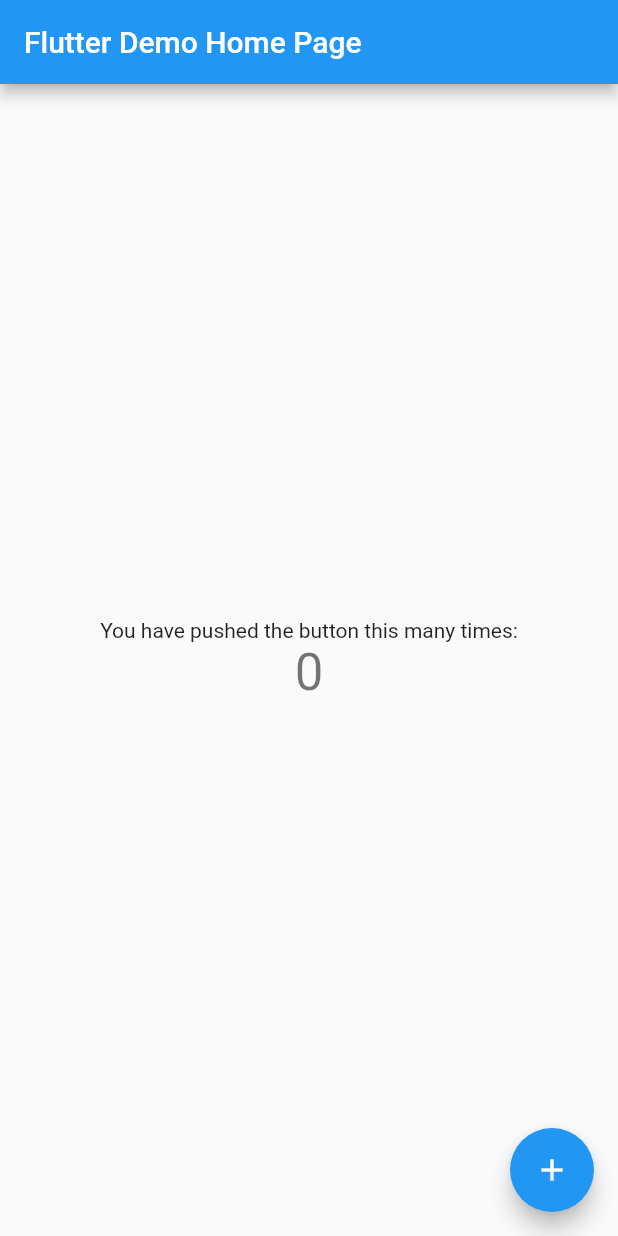
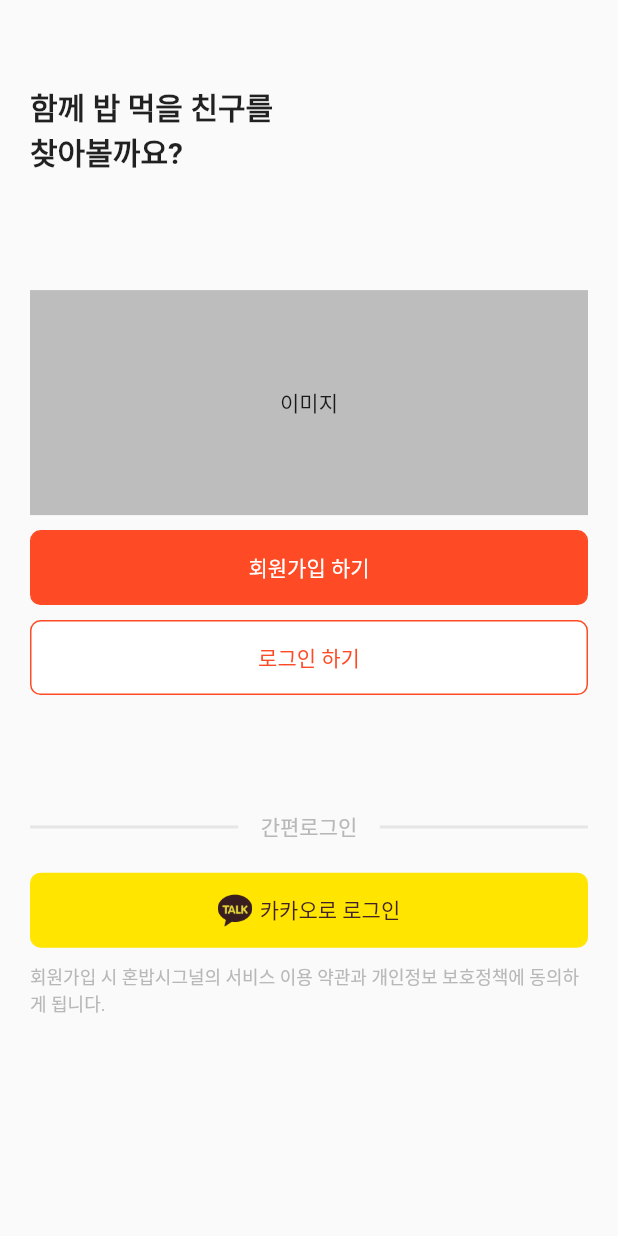
Before and after one commit to MadMax-Team/honbap_signal_flutter, a Flutter app: the screen it shows after launch, on a phone screen of 412 x 824 dp. Run offline on Flutter 3.47's test engine with Material 2 defaults, Android fonts, the phone set to English and light mode, and no system bars.

Commit message:
implement login screen

```diff
--- /dev/null
+++ b/lib/Colors/create_material_color.dart
@@ -0,0 +1,21 @@
+import 'package:flutter/material.dart';
+
+MaterialColor createMaterialColor(Color color) {
+  List strengths = <double>[.05];
+  final swatch = <int, Color>{};
+  final int r = color.red, g = color.green, b = color.blue;
+
+  for (int i = 1; i < 10; i++) {
+    strengths.add(0.1 * i);
+  }
+  for (var strength in strengths) {
+    final double ds = 0.5 - strength;
+    swatch[(strength * 1000).round()] = Color.fromRGBO(
+      r + ((ds < 0 ? r : (255 - r)) * ds).round(),
+      g + ((ds < 0 ? g : (255 - g)) * ds).round(),
+      b + ((ds < 0 ? b : (255 - b)) * ds).round(),
+      1,
+    );
+  }
+  return MaterialColor(color.value, swatch);
+}
--- a/lib/main.dart
+++ b/lib/main.dart
@@ -1,4 +1,6 @@
 import 'package:flutter/material.dart';
+import 'package:honbap_signal_flutter/Colors/create_material_color.dart';
+import 'package:honbap_signal_flutter/screens/login_screen.dart';
 
 void main() {
   runApp(const MyApp());
@@ -11,7 +13,7 @@
   @override
   Widget build(BuildContext context) {
     return MaterialApp(
-      title: 'Flutter Demo',
+      title: '혼밥시그널',
       theme: ThemeData(
         // This is the theme of your application.
         //
@@ -22,94 +24,9 @@
         // or simply save your changes to "hot reload" in a Flutter IDE).
         // Notice that the counter didn't reset back to zero; the application
         // is not restarted.
-        primarySwatch: Colors.blue,
+        primarySwatch: createMaterialColor(const Color(0xffff4b25)),
       ),
-      home: const MyHomePage(title: 'Flutter Demo Home Page'),
+      home: const LoginScreen(),
     );
   }
 }
-
-class MyHomePage extends StatefulWidget {
-  const MyHomePage({super.key, required this.title});
-
-  // This widget is the home page of your application. It is stateful, meaning
-  // that it has a State object (defined below) that contains fields that affect
-  // how it looks.
-
-  // This class is the configuration for the state. It holds the values (in this
-  // case the title) provided by the parent (in this case the App widget) and
-  // used by the build method of the State. Fields in a Widget subclass are
-  // always marked "final".
-
-  final String title;
-
-  @override
-  State<MyHomePage> createState() => _MyHomePageState();
-}
-
-class _MyHomePageState extends State<MyHomePage> {
-  int _counter = 0;
-
-  void _incrementCounter() {
-    setState(() {
-      // This call to setState tells the Flutter framework that something has
-      // changed in this State, which causes it to rerun the build method below
-      // so that the display can reflect the updated values. If we changed
-      // _counter without calling setState(), then the build method would not be
-      // called again, and so nothing would appear to happen.
-      _counter++;
-    });
-  }
-
-  @override
-  Widget build(BuildContext context) {
-    // This method is rerun every time setState is called, for instance as done
-    // by the _incrementCounter method above.
-    //
-    // The Flutter framework has been optimized to make rerunning build methods
-    // fast, so that you can just rebuild anything that needs updating rather
-    // than having to individually change instances of widgets.
-    return Scaffold(
-      appBar: AppBar(
-        // Here we take the value from the MyHomePage object that was created by
-        // the App.build method, and use it to set our appbar title.
-        title: Text(widget.title),
-      ),
-      body: Center(
-        // Center is a layout widget. It takes a single child and positions it
-        // in the middle of the parent.
-        child: Column(
-          // Column is also a layout widget. It takes a list of children and
-          // arranges them vertically. By default, it sizes itself to fit its
-          // children horizontally, and tries to be as tall as its parent.
-          //
-          // Invoke "debug painting" (press "p" in the console, choose the
-          // "Toggle Debug Paint" action from the Flutter Inspector in Android
-          // Studio, or the "Toggle Debug Paint" command in Visual Studio Code)
-          // to see the wireframe for each widget.
-          //
-          // Column has various properties to control how it sizes itself and
-          // how it positions its children. Here we use mainAxisAlignment to
-          // center the children vertically; the main axis here is the vertical
-          // axis because Columns are vertical (the cross axis would be
-          // horizontal).
-          mainAxisAlignment: MainAxisAlignment.center,
-          children: <Widget>[
-            const Text(
-              'You have pushed the button this many times:',
-            ),
-            Text(
-              '$_counter',
-              style: Theme.of(context).textTheme.headline4,
-            ),
-          ],
-        ),
-      ),
-      floatingActionButton: FloatingActionButton(
-        onPressed: _incrementCounter,
-        tooltip: 'Increment',
-        child: const Icon(Icons.add),
-      ), // This trailing comma makes auto-formatting nicer for build methods.
-    );
-  }
-}
--- /dev/null
+++ b/lib/screens/login_screen.dart
@@ -0,0 +1,128 @@
+import 'package:flutter/material.dart';
+import 'package:honbap_signal_flutter/widgets/login_screen/login_button_widget.dart';
+
+class LoginScreen extends StatelessWidget {
+  const LoginScreen({super.key});
+
+  @override
+  Widget build(BuildContext context) {
+    return Scaffold(
+      appBar: AppBar(
+        elevation: 0,
+        backgroundColor: Colors.transparent,
+      ),
+      body: Padding(
+        padding: const EdgeInsets.symmetric(horizontal: 20),
+        child: Column(
+          crossAxisAlignment: CrossAxisAlignment.start,
+          children: [
+            const Text(
+              "함께 밥 먹을 친구를",
+              style: TextStyle(
+                fontWeight: FontWeight.w700,
+                fontSize: 20,
+              ),
+            ),
+            const Text(
+              "찾아볼까요?",
+              style: TextStyle(
+                fontWeight: FontWeight.w700,
+                fontSize: 20,
+              ),
+            ),
+            Flexible(
+              flex: 3,
+              child: Column(
+                mainAxisAlignment: MainAxisAlignment.center,
+                children: [
+                  Container(
+                    color: Colors.grey.shade400,
+                    height: 150,
+                    child: const Center(
+                      child: Text('이미지'),
+                    ),
+                  ),
+                  const SizedBox(
+                    height: 10,
+                  ),
+                  LoginBtnWidget(
+                    title: "회원가입 하기",
+                    bgColor: Theme.of(context).primaryColor,
+                    borderColor: Theme.of(context).primaryColor,
+                    textColor: Colors.white,
+                  ),
+                  const SizedBox(
+                    height: 10,
+                  ),
+                  LoginBtnWidget(
+                    title: "로그인 하기",
+                    bgColor: Colors.white,
+                    borderColor: Theme.of(context).primaryColor,
+                    textColor: Theme.of(context).primaryColor,
+                  ),
+                ],
+              ),
+            ),
+            Flexible(
+              flex: 2,
+              child: Column(
+                children: [
+                  Row(
+                    children: [
+                      Flexible(
+                        child: Container(
+                          height: 2,
+                          color: const Color(0xffe6e6e6),
+                        ),
+                      ),
+                      const Padding(
+                        padding: EdgeInsets.symmetric(horizontal: 15),
+                        child: Text(
+                          '간편로그인',
+                          style: TextStyle(
+                            color: Color(0xFFB8B8B8),
+                            fontSize: 14,
+                          ),
+                        ),
+                      ),
+                      Flexible(
+                        child: Container(
+                          height: 2,
+                          color: const Color(0xffe6e6e6),
+                        ),
+                      ),
+                    ],
+                  ),
+                  const SizedBox(
+                    height: 20,
+                  ),
+                  LoginBtnWidget(
+                    title: "카카오로 로그인",
+                    bgColor: const Color(0xffffe500),
+                    borderColor: const Color(0xffffe500),
+                    textColor: const Color(0xff402326),
+                    icon: Image.asset(
+                      'assets/images/kakaotalk_logo.png',
+                      width: 23,
+                      height: 23,
+                    ),
+                  ),
+                  const SizedBox(
+                    height: 10,
+                  ),
+                  const Text(
+                    '회원가입 시 혼밥시그널의 서비스 이용 약관과 개인정보 보호정책에 동의하게 됩니다.',
+                    style: TextStyle(
+                      color: Color(0xFFB8B8B8),
+                      fontSize: 12,
+                    ),
+                  )
+                ],
+              ),
+            ),
+          ],
+        ),
+      ),
+    );
+  }
+}
--- /dev/null
+++ b/lib/widgets/login_screen/login_button_widget.dart
@@ -0,0 +1,53 @@
+import 'package:flutter/material.dart';
+
+class LoginBtnWidget extends StatelessWidget {
+  const LoginBtnWidget({
+    Key? key,
+    required this.title,
+    required this.bgColor,
+    required this.borderColor,
+    required this.textColor,
+    this.icon,
+  }) : super(key: key);
+
+  final String title;
+  final Color bgColor, borderColor, textColor;
+  final Image? icon;
+
+  @override
+  Widget build(BuildContext context) {
+    return Container(
+      height: 50,
+      decoration: BoxDecoration(
+        color: bgColor,
+        borderRadius: BorderRadius.circular(7),
+        border: Border.all(
+          color: borderColor,
+          width: 1,
+        ),
+      ),
+      child: Center(
+        child: Row(
+          mainAxisAlignment: MainAxisAlignment.center,
+          children: [
+            icon != null
+                ? Padding(
+                    padding: const EdgeInsets.only(right: 5),
+                    child: Container(
+                      child: icon,
+                    ),
+                  )
+                : Container(),
+            Text(
+              title,
+              style: TextStyle(
+                color: textColor,
+                fontSize: 14,
+              ),
+            ),
+          ],
+        ),
+      ),
+    );
+  }
+}
```
Also changed, not shown: pubspec.yaml (+5 -7 lines), assets/images/kakaotalk_logo.png (added), 1 other file.
